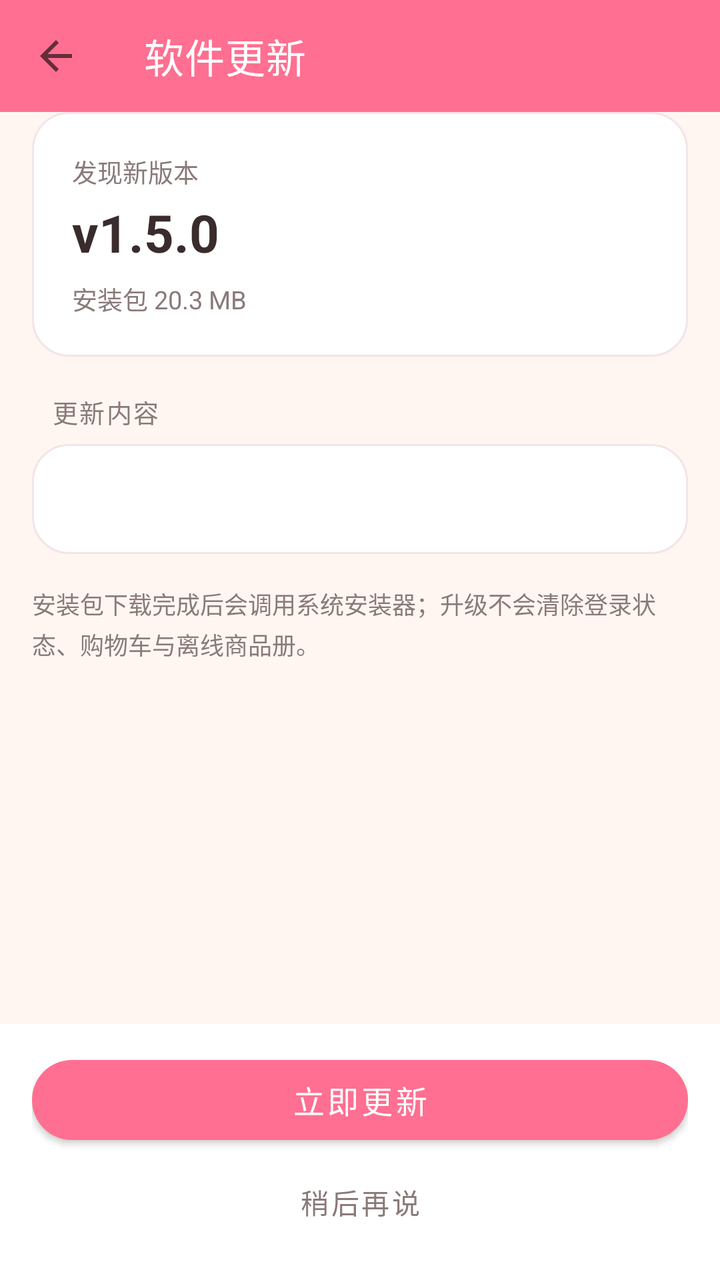
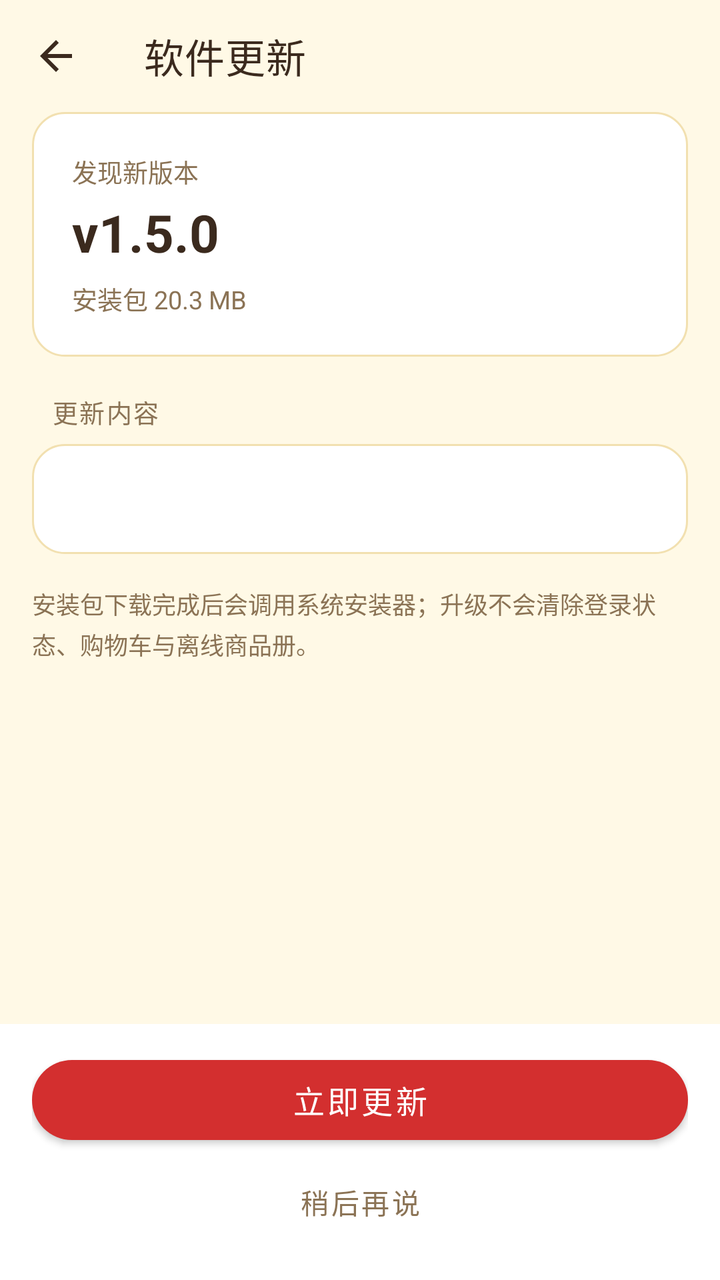

Screens rendered from an Android XML layout before and after an edit, with the pre-edit source and the edit as a unified diff.
<!-- AndroidManifest.xml: application theme Theme.ShineApp -->
<!-- res/layout/activity_update.xml -->
<?xml version="1.0" encoding="utf-8"?>
<LinearLayout xmlns:android="http://schemas.android.com/apk/res/android"
    xmlns:app="http://schemas.android.com/apk/res-auto"
    android:layout_width="match_parent"
    android:layout_height="match_parent"
    android:orientation="vertical"
    android:background="@color/shine_bg">

    <com.google.android.material.appbar.MaterialToolbar
        android:id="@+id/top_app_bar"
        android:layout_width="match_parent"
        android:layout_height="?attr/actionBarSize"
        android:background="@color/shine_pink"
        app:navigationIcon="?attr/homeAsUpIndicator"
        app:title="软件更新"
        app:titleTextColor="@android:color/white" />

    <ScrollView
        android:layout_width="match_parent"
        android:layout_height="0dp"
        android:layout_weight="1"
        android:clipToPadding="false"
        android:paddingStart="16dp"
        android:paddingEnd="16dp"
        android:paddingBottom="8dp">

        <LinearLayout
            android:layout_width="match_parent"
            android:layout_height="wrap_content"
            android:orientation="vertical">

            
            <LinearLayout
                android:layout_width="match_parent"
                android:layout_height="wrap_content"
                android:orientation="vertical"
                android:background="@drawable/bg_card"
                android:padding="20dp">

                <TextView
                    android:layout_width="wrap_content"
                    android:layout_height="wrap_content"
                    android:text="发现新版本"
                    android:textColor="@color/shine_sub"
                    android:textSize="12.5sp" />

                <LinearLayout
                    android:layout_width="match_parent"
                    android:layout_height="wrap_content"
                    android:layout_marginTop="4dp"
                    android:gravity="center_vertical"
                    android:orientation="horizontal">

                    <TextView
                        android:id="@+id/tvVersion"
                        android:layout_width="0dp"
                        android:layout_height="wrap_content"
                        android:layout_weight="1"
                        android:text="v1.5.0"
                        android:textColor="@color/shine_text"
                        android:textSize="26sp"
                        android:textStyle="bold" />

                    <TextView
                        android:id="@+id/tvForce"
                        android:layout_width="wrap_content"
                        android:layout_height="wrap_content"
                        android:background="@drawable/bg_badge_force"
                        android:paddingStart="10dp"
                        android:paddingTop="3dp"
                        android:paddingEnd="10dp"
                        android:paddingBottom="3dp"
                        android:text="重要更新"
                        android:textColor="#B06A20"
                        android:textSize="11.5sp"
                        android:visibility="gone" />
                </LinearLayout>

                <TextView
                    android:id="@+id/tvMeta"
                    android:layout_width="match_parent"
                    android:layout_height="wrap_content"
                    android:layout_marginTop="6dp"
                    android:text="安装包 20.3 MB"
                    android:textColor="@color/shine_sub"
                    android:textSize="12.5sp" />
            </LinearLayout>

            
            <TextView
                android:layout_width="match_parent"
                android:layout_height="wrap_content"
                android:layout_marginStart="10dp"
                android:layout_marginTop="18dp"
                android:layout_marginBottom="7dp"
                android:letterSpacing="0.06"
                android:text="更新内容"
                android:textColor="@color/shine_sub"
                android:textSize="12.5sp" />

            <LinearLayout
                android:layout_width="match_parent"
                android:layout_height="wrap_content"
                android:background="@drawable/bg_card"
                android:orientation="vertical"
                android:padding="18dp">

                <TextView
                    android:id="@+id/tvNotes"
                    android:layout_width="match_parent"
                    android:layout_height="wrap_content"
                    android:lineSpacingExtra="6dp"
                    android:text=""
                    android:textColor="@color/shine_text"
                    android:textSize="14sp" />
            </LinearLayout>

            
            <LinearLayout
                android:id="@+id/boxProgress"
                android:layout_width="match_parent"
                android:layout_height="wrap_content"
                android:layout_marginTop="18dp"
                android:background="@drawable/bg_card"
                android:orientation="vertical"
                android:padding="18dp"
                android:visibility="gone">

                <TextView
                    android:id="@+id/tvProgress"
                    android:layout_width="match_parent"
                    android:layout_height="wrap_content"
                    android:text="正在下载…"
                    android:textColor="@color/shine_text"
                    android:textSize="13.5sp" />

                <ProgressBar
                    android:id="@+id/pbDownload"
                    style="?android:attr/progressBarStyleHorizontal"
                    android:layout_width="match_parent"
                    android:layout_height="6dp"
                    android:layout_marginTop="10dp"
                    android:max="100"
                    android:progress="0"
                    android:progressTint="@color/shine_pink"
                    android:progressBackgroundTint="#F2E1E6" />
            </LinearLayout>

            <TextView
                android:id="@+id/tvError"
                android:layout_width="match_parent"
                android:layout_height="wrap_content"
                android:layout_marginTop="14dp"
                android:background="@drawable/bg_card"
                android:lineSpacingExtra="4dp"
                android:padding="14dp"
                android:textColor="#B0503F"
                android:textSize="13sp"
                android:visibility="gone" />

            <TextView
                android:layout_width="match_parent"
                android:layout_height="wrap_content"
                android:layout_marginTop="16dp"
                android:layout_marginBottom="8dp"
                android:lineSpacingExtra="3dp"
                android:text="安装包下载完成后会调用系统安装器；升级不会清除登录状态、购物车与离线商品册。"
                android:textColor="@color/shine_sub"
                android:textSize="12sp" />
        </LinearLayout>
    </ScrollView>

    
    <LinearLayout
        android:layout_width="match_parent"
        android:layout_height="wrap_content"
        android:background="@android:color/white"
        android:orientation="vertical"
        android:paddingStart="16dp"
        android:paddingTop="12dp"
        android:paddingEnd="16dp"
        android:paddingBottom="16dp">

        <com.google.android.material.button.MaterialButton
            android:id="@+id/btnPrimary"
            android:layout_width="match_parent"
            android:layout_height="52dp"
            android:text="立即更新"
            android:textSize="15.5sp"
            app:cornerRadius="26dp" />

        <com.google.android.material.button.MaterialButton
            android:id="@+id/btnLater"
            style="@style/Widget.MaterialComponents.Button.TextButton"
            android:layout_width="match_parent"
            android:layout_height="46dp"
            android:layout_marginTop="2dp"
            android:text="稍后再说"
            android:textColor="@color/shine_sub" />
    </LinearLayout>
</LinearLayout>
<!-- resources referenced by this layout -->
<resources>
  <color name="shine_bg">#FFF6F2</color>
  <color name="shine_pink">#FF6F91</color>
  <color name="shine_sub">#8A7A7A</color>
  <color name="shine_text">#3A2C2C</color>
  <!-- drawable bg_badge_force (drawable) -->
  <?xml version="1.0" encoding="utf-8"?>
  <shape xmlns:android="http://schemas.android.com/apk/res/android" android:shape="rectangle">
      <solid android:color="#FDF1E3"/>
      <corners android:radius="999dp"/>
      <stroke android:width="1dp" android:color="#F3DDC0"/>
  </shape>
  <!-- drawable bg_card (drawable) -->
  <?xml version="1.0" encoding="utf-8"?>
  <shape xmlns:android="http://schemas.android.com/apk/res/android" android:shape="rectangle">
      <solid android:color="#FFFFFF"/>
      <corners android:radius="18dp"/>
      <stroke android:width="1dp" android:color="#F3E4E7"/>
  </shape>
  <style name="Theme.ShineApp" parent="Theme.MaterialComponents.DayNight.NoActionBar">
          <item name="colorPrimary">@color/shine_pink</item>
          <item name="colorPrimaryVariant">@color/shine_pink_dark</item>
          <item name="colorOnPrimary">@android:color/white</item>
          <item name="colorSecondary">@color/shine_mint</item>
          <item name="android:colorBackground">@color/shine_bg</item>
          <item name="android:statusBarColor">@color/shine_pink</item>
          <item name="android:navigationBarColor">@color/shine_pink</item>
      </style>
  <color name="shine_pink_dark">#E25C7E</color>
  <color name="shine_mint">#9ED9C4</color>
</resources>

<!-- the commit's change to res/layout/activity_update.xml (unified diff, before → after) -->
@@ -10,10 +10,11 @@
         android:id="@+id/top_app_bar"
         android:layout_width="match_parent"
         android:layout_height="?attr/actionBarSize"
-        android:background="@color/shine_pink"
+        android:background="@color/shine_bg"
         app:navigationIcon="?attr/homeAsUpIndicator"
         app:title="软件更新"
-        app:titleTextColor="@android:color/white" />
+        app:titleTextColor="@color/shine_text"
+        app:navigationIconTint="@color/shine_text" />
 
     <ScrollView
         android:layout_width="match_parent"
<!-- resource entries referenced after the edit -->
@@ -1,9 +1,9 @@
 <!-- resources referenced by this layout -->
 <resources>
-  <color name="shine_bg">#FFF6F2</color>
-  <color name="shine_pink">#FF6F91</color>
-  <color name="shine_sub">#8A7A7A</color>
-  <color name="shine_text">#3A2C2C</color>
+  <color name="shine_bg">#FFFFF9E6</color>
+  <color name="shine_pink">#FFD32F2F</color>
+  <color name="shine_sub">#FF8B7355</color>
+  <color name="shine_text">#FF3B2A1E</color>
   <!-- drawable bg_badge_force (drawable) -->
   <?xml version="1.0" encoding="utf-8"?>
   <shape xmlns:android="http://schemas.android.com/apk/res/android" android:shape="rectangle">
@@ -14,20 +14,32 @@
   <!-- drawable bg_card (drawable) -->
   <?xml version="1.0" encoding="utf-8"?>
   <shape xmlns:android="http://schemas.android.com/apk/res/android" android:shape="rectangle">
-      <solid android:color="#FFFFFF"/>
-      <corners android:radius="18dp"/>
-      <stroke android:width="1dp" android:color="#F3E4E7"/>
+      <solid android:color="@color/shine_surface"/>
+      <corners android:radius="16dp"/>
+      <stroke android:width="1dp" android:color="@color/shine_yellow_line"/>
   </shape>
   <style name="Theme.ShineApp" parent="Theme.MaterialComponents.DayNight.NoActionBar">
           <item name="colorPrimary">@color/shine_pink</item>
           <item name="colorPrimaryVariant">@color/shine_pink_dark</item>
-          <item name="colorOnPrimary">@android:color/white</item>
+          <item name="colorOnPrimary">@color/shine_on_red</item>
           <item name="colorSecondary">@color/shine_mint</item>
+          <item name="colorSecondaryVariant">@color/shine_mint_dark</item>
+          <item name="colorSurface">@color/shine_surface</item>
           <item name="android:colorBackground">@color/shine_bg</item>
-          <item name="android:statusBarColor">@color/shine_pink</item>
-          <item name="android:navigationBarColor">@color/shine_pink</item>
+          <item name="android:textColorPrimary">@color/shine_text</item>
+          <item name="android:textColorSecondary">@color/shine_sub</item>
+          
+          <item name="android:statusBarColor">@color/shine_bg</item>
+          <item name="android:navigationBarColor">@color/shine_surface</item>
+          <item name="android:windowLightStatusBar">true</item>
+          <item name="android:windowLightNavigationBar" tools:targetApi="27">true</item>
+          <item name="android:windowBackground">@color/shine_bg</item>
       </style>
-  <color name="shine_pink_dark">#E25C7E</color>
-  <color name="shine_mint">#9ED9C4</color>
+  <color name="shine_surface">#FFFFFFFF</color>
+  <color name="shine_yellow_line">#FFF2E0B0</color>
+  <color name="shine_pink_dark">#FFB71C1C</color>
+  <color name="shine_on_red">#FFFFFFFF</color>
+  <color name="shine_mint">#FFFFD54F</color>
+  <color name="shine_mint_dark">#FFB26A00</color>
 </resources>
 
